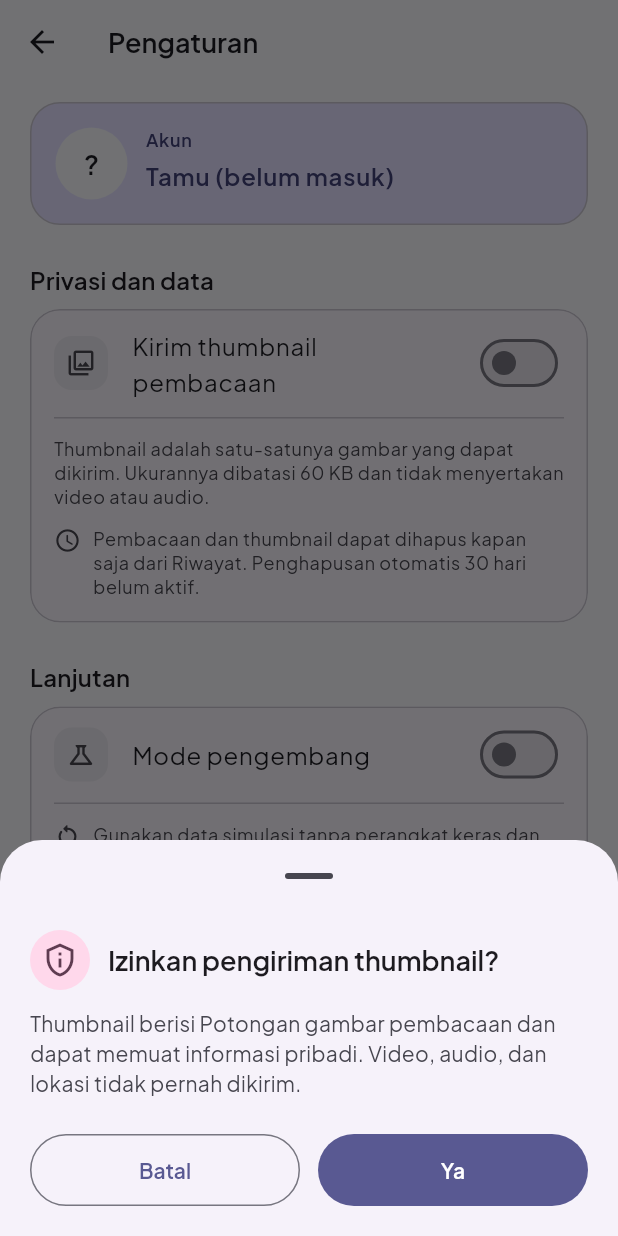
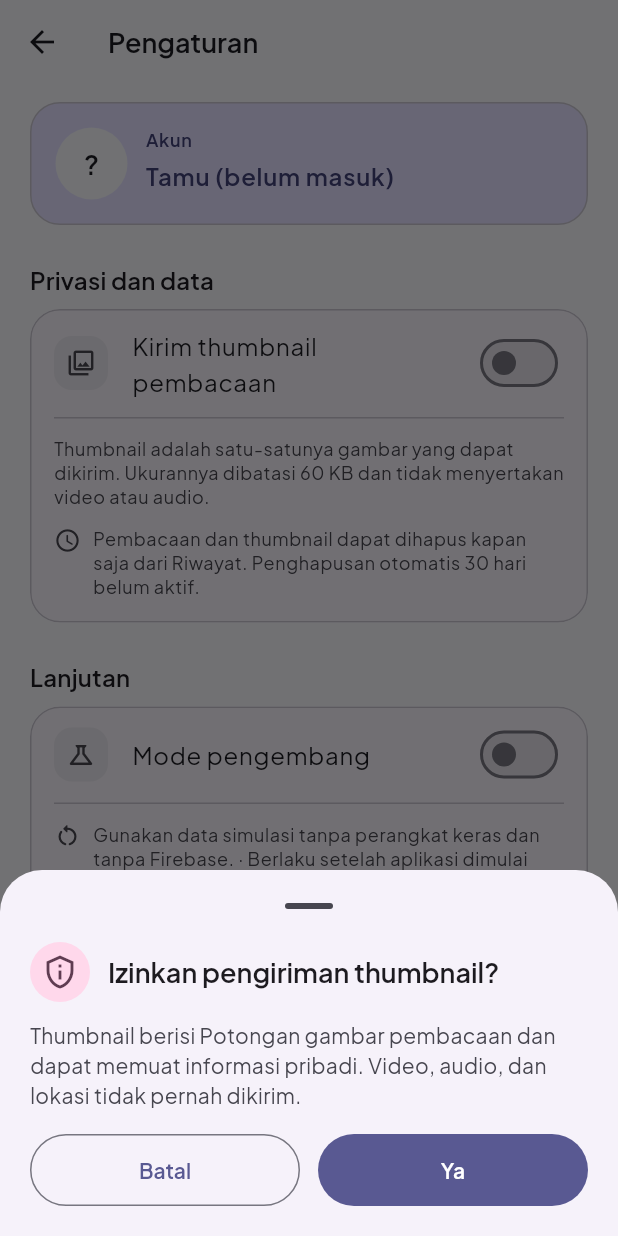
Before and after one commit to andrest1101/sigap-netra, a Flutter app: the SettingsScreen screen opened by its route, after a tap on "Kirim thumbnail pembacaan", on a phone screen of 412 x 824 dp. Run offline on Flutter 3.47's test engine with Material 3 defaults, Android fonts, the phone set to English and light mode, and no system bars; our stand-ins replace cloud_firestore, equatable, firebase_auth, firebase_core, flutter_riverpod, go_router and 4 more; accounts and stored records are empty.

Commit message:
fix(ui): buat ConfirmSheet dan ConsentSheet scrollable

```diff
--- a/lib/core/widgets/confirm_sheet.dart
+++ b/lib/core/widgets/confirm_sheet.dart
@@ -2,6 +2,10 @@ import 'package:flutter/material.dart';
 
 import '../../l10n/generated/app_localizations.dart';
 import '../theme/design_tokens.dart';
+
+/// Batas tinggi sheet agar tetap terasa seperti bottom sheet, bukan layar
+/// penuh. Isi yang panjang digulir; baris aksi tidak pernah ikut tergulir.
+const double _maxSheetHeightFactor = 0.85;
 
 /// Bottom sheet konfirmasi destruktif dengan gaya v3.
 ///
@@ -33,6 +37,11 @@ class ConfirmSheet extends StatelessWidget {
   }) async {
     final result = await showModalBottomSheet<bool>(
       context: context,
+      isScrollControlled: true,
+      useSafeArea: true,
+      constraints: BoxConstraints(
+        maxHeight: MediaQuery.sizeOf(context).height * _maxSheetHeightFactor,
+      ),
       builder: (context) => ConfirmSheet(
         title: title,
         message: message,
@@ -48,23 +57,11 @@ class ConfirmSheet extends StatelessWidget {
   Widget build(BuildContext context) {
     final l10n = AppLocalizations.of(context);
     final colorScheme = Theme.of(context).colorScheme;
-    final textTheme = Theme.of(context).textTheme;
 
-    return SafeArea(
-      child: Padding(
-        padding: const EdgeInsets.fromLTRB(
-          DesignTokens.spacePage,
-          DesignTokens.spaceMd,
-          DesignTokens.spacePage,
-          DesignTokens.spacePage,
-        ),
-        child: Column(
-          mainAxisSize: MainAxisSize.min,
-          crossAxisAlignment: CrossAxisAlignment.start,
-          children: [
-            Row(
-              children: [
-                Container(
+    return _SheetFrame(
+      title: title,
+      message: message,
+      icon: Container(
         padding: const EdgeInsets.all(DesignTokens.spaceSm),
         decoration: ShapeDecoration(
           color: colorScheme.errorContainer,
@@ -72,19 +69,7 @@ class ConfirmSheet extends StatelessWidget {
         ),
         child: Icon(icon, color: colorScheme.onErrorContainer),
       ),
-                const SizedBox(width: DesignTokens.spaceMd),
-                Expanded(child: Text(title, style: textTheme.titleLarge)),
-              ],
-            ),
-            const SizedBox(height: DesignTokens.spaceMd),
-            Text(
-              message,
-              style: textTheme.bodyMedium?.copyWith(
-                color: colorScheme.onSurfaceVariant,
-              ),
-            ),
-            const SizedBox(height: DesignTokens.spaceSection),
-            Row(
+      actions: Row(
         children: [
           Expanded(
             child: OutlinedButton(
@@ -100,15 +85,11 @@ class ConfirmSheet extends StatelessWidget {
                 backgroundColor: colorScheme.error,
                 foregroundColor: colorScheme.onError,
               ),
-                    onPressed:
-                        onConfirm ?? () => Navigator.of(context).pop(true),
+              onPressed: onConfirm ?? () => Navigator.of(context).pop(true),
               child: Text(confirmLabel),
             ),
           ),
         ],
-            ),
-          ],
-        ),
       ),
     );
   }
@@ -141,6 +122,11 @@ class ConsentSheet extends StatelessWidget {
   }) async {
     final result = await showModalBottomSheet<bool>(
       context: context,
+      isScrollControlled: true,
+      useSafeArea: true,
+      constraints: BoxConstraints(
+        maxHeight: MediaQuery.sizeOf(context).height * _maxSheetHeightFactor,
+      ),
       builder: (context) => ConsentSheet(
         title: title,
         message: message,
@@ -154,23 +140,11 @@ class ConsentSheet extends StatelessWidget {
   Widget build(BuildContext context) {
     final l10n = AppLocalizations.of(context);
     final colorScheme = Theme.of(context).colorScheme;
-    final textTheme = Theme.of(context).textTheme;
 
-    return SafeArea(
-      child: Padding(
-        padding: const EdgeInsets.fromLTRB(
-          DesignTokens.spacePage,
-          DesignTokens.spaceMd,
-          DesignTokens.spacePage,
-          DesignTokens.spacePage,
-        ),
-        child: Column(
-          mainAxisSize: MainAxisSize.min,
-          crossAxisAlignment: CrossAxisAlignment.start,
-          children: [
-            Row(
-              children: [
-                Container(
+    return _SheetFrame(
+      title: title,
+      message: message,
+      icon: Container(
         padding: const EdgeInsets.all(DesignTokens.spaceSm),
         decoration: ShapeDecoration(
           color: colorScheme.tertiaryContainer,
@@ -178,19 +152,7 @@ class ConsentSheet extends StatelessWidget {
         ),
         child: Icon(icon, color: colorScheme.onTertiaryContainer),
       ),
-                const SizedBox(width: DesignTokens.spaceMd),
-                Expanded(child: Text(title, style: textTheme.titleLarge)),
-              ],
-            ),
-            const SizedBox(height: DesignTokens.spaceMd),
-            Text(
-              message,
-              style: textTheme.bodyMedium?.copyWith(
-                color: colorScheme.onSurfaceVariant,
-              ),
-            ),
-            const SizedBox(height: DesignTokens.spaceSection),
-            Row(
+      actions: Row(
         children: [
           Expanded(
             child: OutlinedButton(
@@ -208,8 +170,79 @@ class ConsentSheet extends StatelessWidget {
           ),
         ],
       ),
+    );
+  }
+}
+
+/// Kerangka bersama ConfirmSheet/ConsentSheet.
+///
+/// Isi (ikon + judul + pesan) berada di dalam [Flexible] +
+/// [SingleChildScrollView], sedangkan baris aksi dipaku di bawah dan hanya
+/// ikut SafeArea. Dengan begitu teks panjang pada layar 360x640 + 1,3x
+/// menggulir di tengah, tetapi tombol Batal/aksi tidak pernah hilang.
+class _SheetFrame extends StatelessWidget {
+  const _SheetFrame({
+    required this.icon,
+    required this.title,
+    required this.message,
+    required this.actions,
+  });
+
+  final Widget icon;
+  final String title;
+  final String message;
+  final Widget actions;
+
+  @override
+  Widget build(BuildContext context) {
+    final colorScheme = Theme.of(context).colorScheme;
+    final textTheme = Theme.of(context).textTheme;
+
+    return SafeArea(
+      top: false,
+      child: Column(
+        mainAxisSize: MainAxisSize.min,
+        crossAxisAlignment: CrossAxisAlignment.stretch,
+        children: [
+          Flexible(
+            child: SingleChildScrollView(
+              padding: const EdgeInsets.fromLTRB(
+                DesignTokens.spacePage,
+                0,
+                DesignTokens.spacePage,
+                0,
+              ),
+              child: Column(
+                crossAxisAlignment: CrossAxisAlignment.start,
+                children: [
+                  Row(
+                    children: [
+                      icon,
+                      const SizedBox(width: DesignTokens.spaceMd),
+                      Expanded(child: Text(title, style: textTheme.titleLarge)),
                     ],
                   ),
+                  const SizedBox(height: DesignTokens.spaceMd),
+                  Text(
+                    message,
+                    style: textTheme.bodyMedium?.copyWith(
+                      color: colorScheme.onSurfaceVariant,
+                    ),
+                  ),
+                ],
+              ),
+            ),
+          ),
+          Padding(
+            padding: const EdgeInsets.fromLTRB(
+              DesignTokens.spacePage,
+              DesignTokens.spaceLg,
+              DesignTokens.spacePage,
+              DesignTokens.spacePage,
+            ),
+            child: actions,
+          ),
+        ],
       ),
     );
   }
```
Lines whose indentation alone changed are shown as unchanged.
